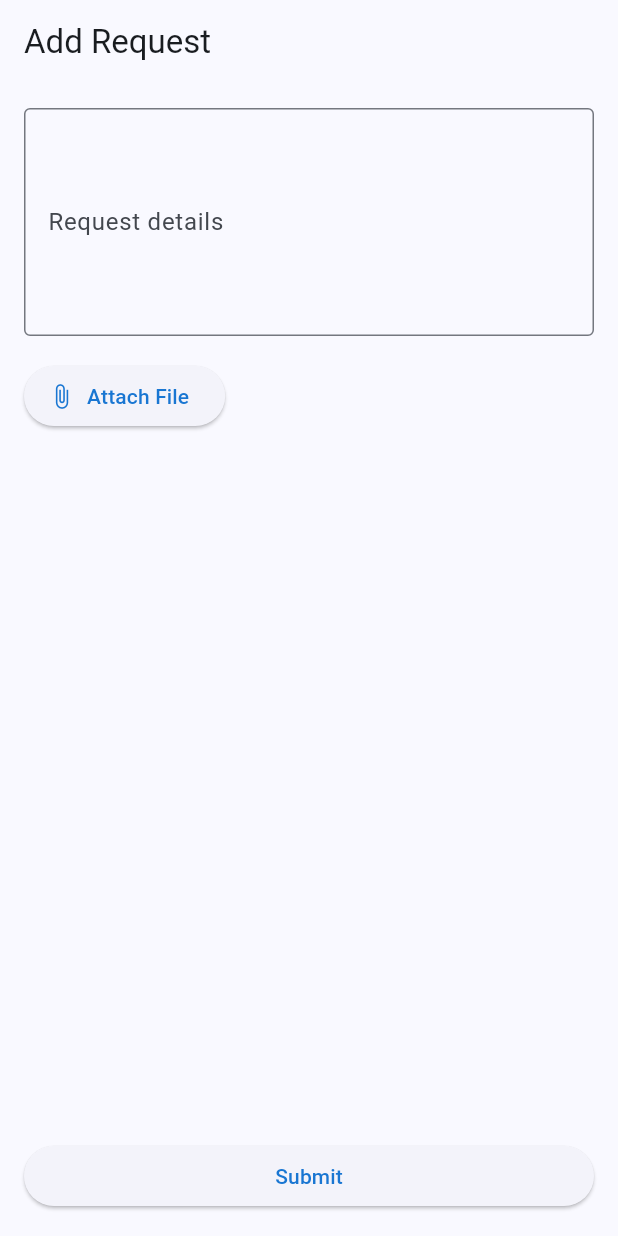
After one commit to tieneumin/WorkSmart, a Flutter app: the AddRequestScreen screen opened directly, on a phone screen of 412 x 824 dp. The commit adds this screen. Run offline on Flutter 3.47's test engine with Material 3 defaults, Android fonts, the phone set to English and light mode, and no system bars; our stand-ins replace go_router, google_sign_in, supabase_flutter; accounts and stored records are empty.

```diff
--- a/lib/data/model/app_user.dart
+++ b/lib/data/model/app_user.dart
@@ -1,12 +1,12 @@
 class AppUser {
-  int? id;
+  final String id;
   final String email;
   String role;
   double salary;
   final DateTime createdAt;
 
   AppUser({
-    this.id,
+    required this.id,
     required this.email,
     this.role = "employee",
     this.salary = 0.0,
@@ -14,7 +14,7 @@ class AppUser {
   }) : createdAt = createdAt ?? DateTime.now();
 
   AppUser copy({
-    int? id,
+    String? id,
     String? email,
     String? role,
     double? salary,
--- a/lib/ui/auth/login_screen.dart
+++ b/lib/ui/auth/login_screen.dart
@@ -57,7 +57,7 @@ class _LoginScreenState extends State<LoginScreen> {
 
   Future<void> _signInWithGoogle() async {
     try {
-      final res = await _authService.signInWithGoogle();
+      await _authService.signInWithGoogle();
     } on AuthException catch (e) {
       if (mounted) showErrorSnackbar(e.message, context);
     }
--- /dev/null
+++ b/lib/ui/home/add_request_screen.dart
@@ -0,0 +1,93 @@
+import 'package:flutter/material.dart';
+import 'package:worksmart/data/model/request.dart';
+import 'package:worksmart/service/storage_service.dart';
+
+class AddRequestScreen extends StatefulWidget {
+  const AddRequestScreen({super.key});
+
+  @override
+  State<AddRequestScreen> createState() => _AddRequestScreenState();
+}
+
+class _AddRequestScreenState extends State<AddRequestScreen> {
+  final _bodyController = TextEditingController();
+  String? _attachmentPath;
+  bool _isLoading = false;
+
+  Future<void> _pickFile() async {
+    // TODO: Implement file picker and upload logic using StorageService
+    // Example: final path = await StorageService().pickAndUploadFile();
+    // setState(() => _attachmentPath = path);
+  }
+
+  Future<void> _submit() async {
+    if (_bodyController.text.trim().isEmpty) return;
+    setState(() => _isLoading = true);
+    // TODO: Save request to backend (add your repo/service logic here)
+    // Example:
+    // await RequestRepo().addRequest(Request(
+    //   userId: ..., // get from auth
+    //   body: _bodyController.text,
+    //   attachment: _attachmentPath ?? '',
+    // ));
+    setState(() => _isLoading = false);
+    if (mounted) Navigator.pop(context);
+  }
+
+  @override
+  void dispose() {
+    _bodyController.dispose();
+    super.dispose();
+  }
+
+  @override
+  Widget build(BuildContext context) {
+    return Scaffold(
+      appBar: AppBar(title: const Text('Add Request')),
+      body: Padding(
+        padding: const EdgeInsets.all(16.0),
+        child: Column(
+          children: [
+            TextField(
+              controller: _bodyController,
+              maxLines: 5,
+              decoration: const InputDecoration(
+                labelText: 'Request details',
+                border: OutlineInputBorder(),
+              ),
+            ),
+            const SizedBox(height: 16),
+            Row(
+              children: [
+                ElevatedButton.icon(
+                  onPressed: _pickFile,
+                  icon: const Icon(Icons.attach_file),
+                  label: const Text('Attach File'),
+                ),
+                const SizedBox(width: 8),
+                if (_attachmentPath != null)
+                  Expanded(
+                    child: Text(
+                      _attachmentPath!,
+                      overflow: TextOverflow.ellipsis,
+                    ),
+                  ),
+              ],
+            ),
+            const Spacer(),
+            SizedBox(
+              width: double.infinity,
+              child: ElevatedButton(
+                onPressed: _isLoading ? null : _submit,
+                child:
+                    _isLoading
+                        ? const CircularProgressIndicator()
+                        : const Text('Submit'),
+              ),
+            ),
+          ],
+        ),
+      ),
+    );
+  }
+}
```
Also changed, not shown: lib/data/model/request.dart (+1 -7 lines), lib/data/repo/app_user_supabase.dart (+4 -3 lines), lib/service/auth_service.dart (+20 -4 lines), lib/ui/home/home_tab_container.dart (+5 -5 lines), lib/ui/home/requests_screen.dart (added, +92 -0 lines).
